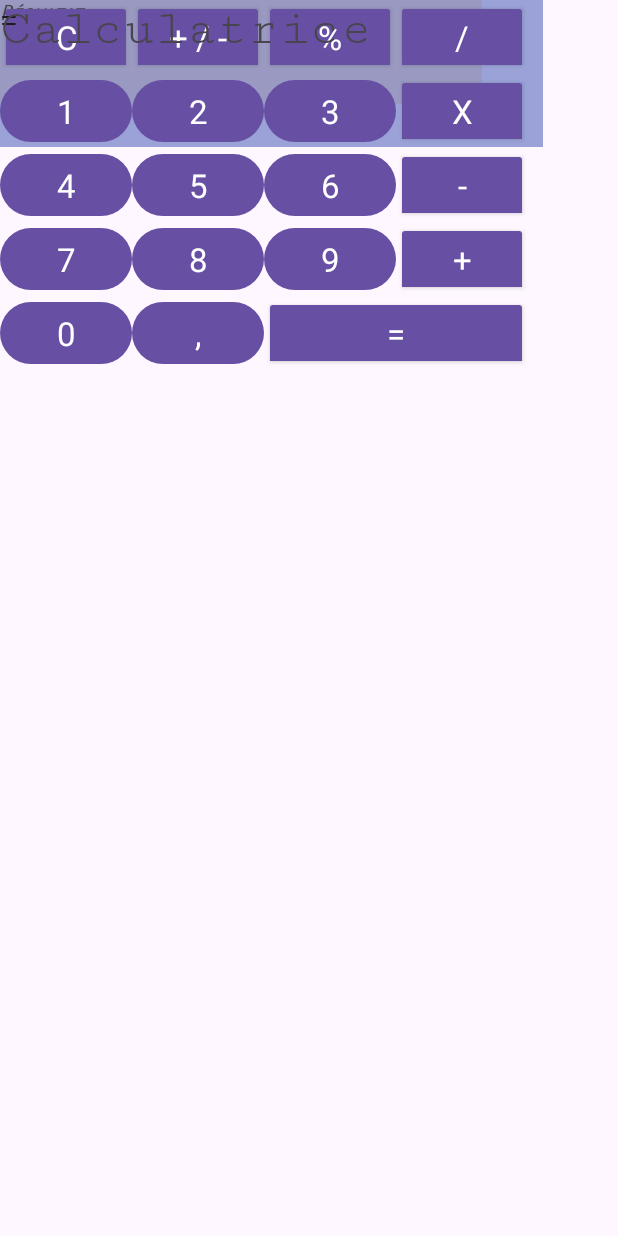
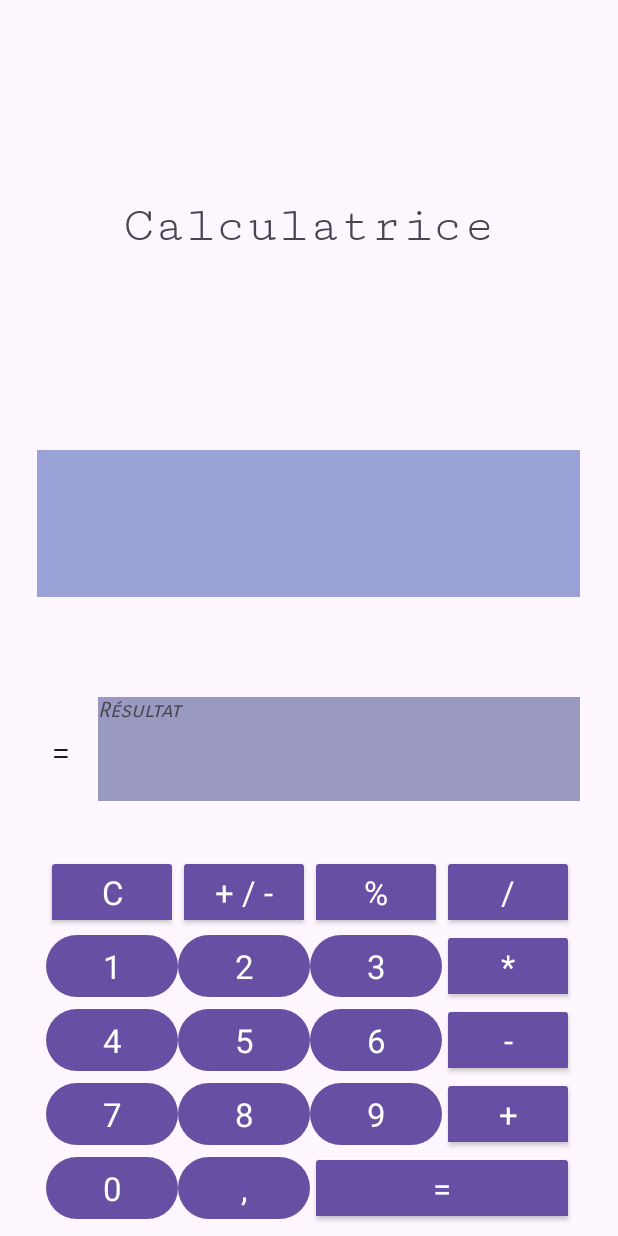
Before and after one commit to Nic0ooo/CalculatriceSimple, an Android app: the screen it shows after launch (MainActivity), on a phone screen of 412 x 824 dp. Run offline under Robolectric (Android 15) with nearby library versions, the phone set to English and light mode, and no system bars.

Commit message:
last commit

```diff
--- a/app/src/main/res/layout/activity_main.xml
+++ b/app/src/main/res/layout/activity_main.xml
@@ -11,27 +11,35 @@
         android:id="@+id/calcul"
         android:layout_width="362dp"
         android:layout_height="98dp"
+        android:layout_marginBottom="136dp"
         android:background="#9AA2D7"
         android:fontFamily="sans-serif-smallcaps"
-        tools:layout_editor_absoluteX="33dp"
-        tools:layout_editor_absoluteY="192dp" />
+        app:layout_constraintBottom_toBottomOf="@+id/resultat"
+        app:layout_constraintEnd_toEndOf="parent"
+        app:layout_constraintHorizontal_bias="0.489"
+        app:layout_constraintStart_toStartOf="parent" />
 
     <TextView
         android:id="@+id/resultat"
         android:layout_width="321dp"
         android:layout_height="69dp"
+        android:layout_marginBottom="36dp"
         android:background="#9999C1"
         android:fontFamily="sans-serif-smallcaps"
         android:text="Résultat"
         android:textStyle="italic"
-        tools:layout_editor_absoluteX="74dp"
-        tools:layout_editor_absoluteY="316dp" />
+        app:layout_constraintBottom_toTopOf="@+id/tableLayout"
+        app:layout_constraintEnd_toEndOf="parent"
+        app:layout_constraintHorizontal_bias="0.722"
+        app:layout_constraintStart_toStartOf="parent" />
 
     <TableLayout
-        android:layout_width="409dp"
-        android:layout_height="571dp"
-        tools:layout_editor_absoluteX="31dp"
-        tools:layout_editor_absoluteY="446dp">
+        android:id="@+id/tableLayout"
+        android:layout_width="351dp"
+        android:layout_height="254dp"
+        app:layout_constraintBottom_toBottomOf="parent"
+        app:layout_constraintEnd_toEndOf="parent"
+        app:layout_constraintStart_toStartOf="parent">
 
         <TableRow
             android:layout_width="match_parent"
@@ -100,7 +108,7 @@
                 style="@android:style/Widget.Material.Light.Button.Toggle"
                 android:layout_width="wrap_content"
                 android:layout_height="wrap_content"
-                android:text="X"
+                android:text="*"
                 android:textAppearance="@style/TextAppearance.AppCompat.Large" />
         </TableRow>
 
@@ -207,11 +215,17 @@
         android:id="@+id/textView3"
         android:layout_width="wrap_content"
         android:layout_height="wrap_content"
+        android:layout_marginTop="189dp"
+        android:layout_marginEnd="340dp"
+        android:layout_marginBottom="55dp"
         android:fontFamily="sans-serif-smallcaps"
         android:text="="
         android:textAppearance="@style/TextAppearance.AppCompat.Large"
-        tools:layout_editor_absoluteX="43dp"
-        tools:layout_editor_absoluteY="342dp" />
+        app:layout_constraintBottom_toTopOf="@+id/tableLayout"
+        app:layout_constraintEnd_toEndOf="@+id/resultat"
+        app:layout_constraintHorizontal_bias="1.0"
+        app:layout_constraintStart_toStartOf="parent"
+        app:layout_constraintTop_toTopOf="@+id/calcul" />
 
     <TextView
         android:id="@+id/titleCalculatrice"
@@ -220,6 +234,8 @@
         android:fontFamily="serif-monospace"
         android:text="Calculatrice"
         android:textSize="34sp"
-        tools:layout_editor_absoluteX="71dp"
-        tools:layout_editor_absoluteY="73dp" />
+        app:layout_constraintBottom_toTopOf="@+id/calcul"
+        app:layout_constraintEnd_toEndOf="parent"
+        app:layout_constraintStart_toStartOf="parent"
+        app:layout_constraintTop_toTopOf="parent" />
 </androidx.constraintlayout.widget.ConstraintLayout>
```
Also changed, not shown: app/src/main/java/com/fr/esgi/calculatricesimple/MainActivity.java (+48 -29 lines).
